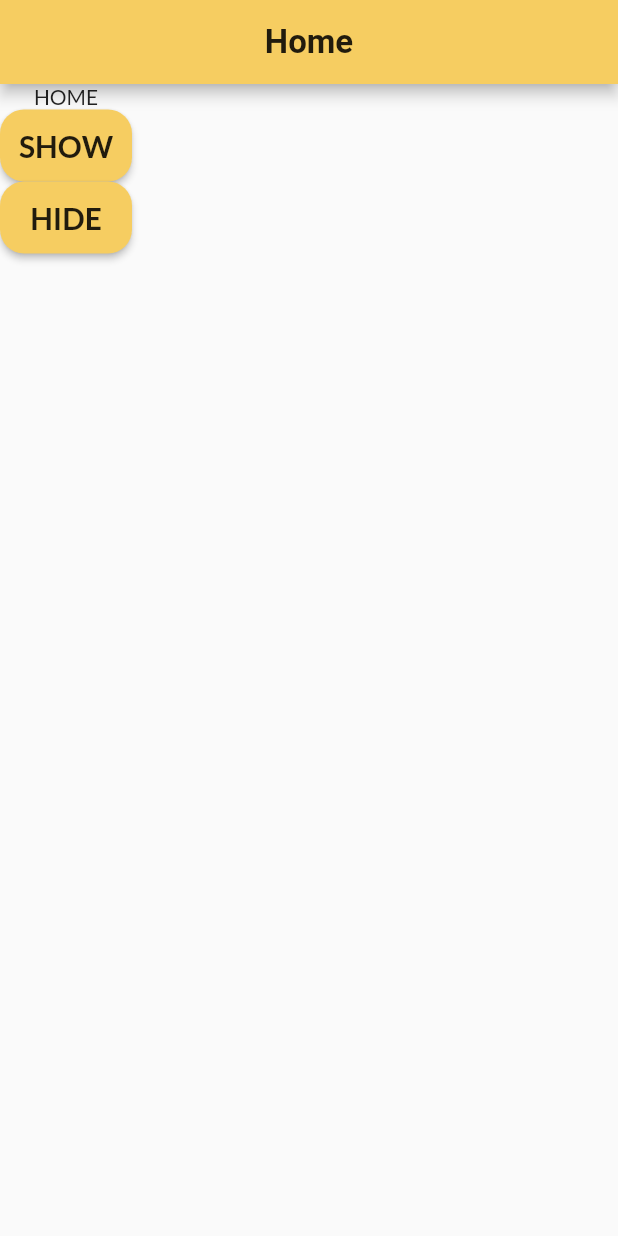
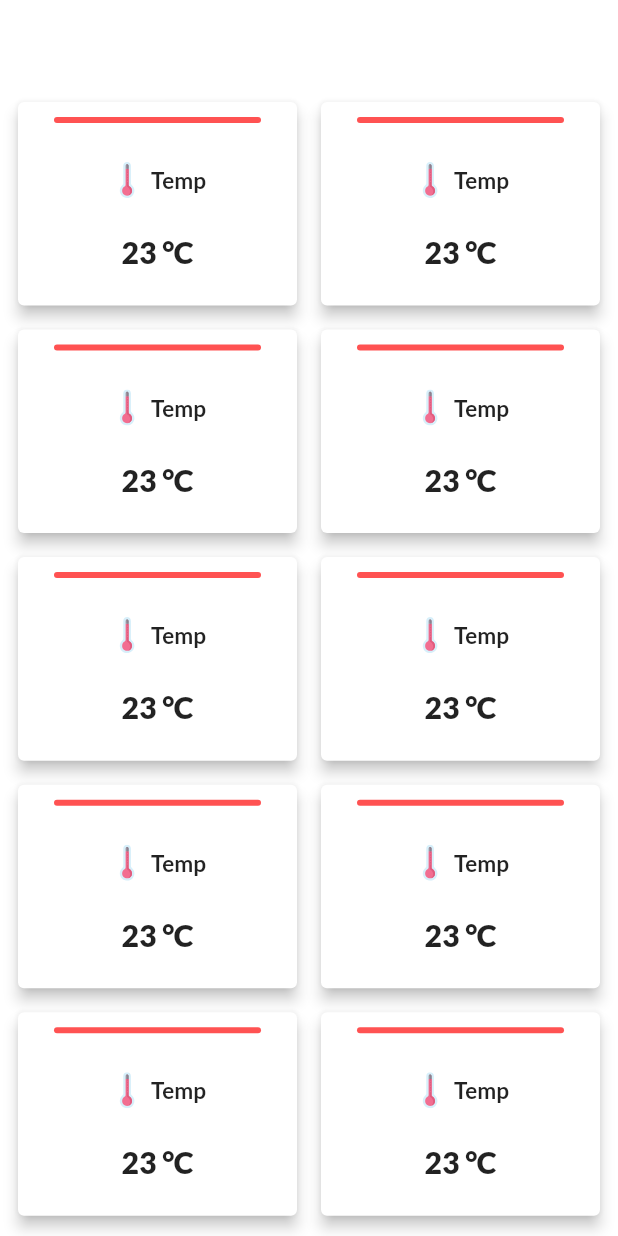
Before and after one commit to PiotrLepa/weather-station-client, a Flutter app: the screen it shows after launch, on a phone screen of 412 x 824 dp. Run offline on Flutter 3.47's test engine with Material 2 defaults, Android fonts, the light colour scheme and no system bars; our stand-ins replace auto_route, dio, flushbar, flutter_bloc, flutter_svg, freezed_annotation and 4 more; missing offline and left inert: data_connection_checker; generated files the repository leaves out were written again.

Commit message:
create temp card

```diff
--- a/lib/core/presentation/theme/theme_provider.dart
+++ b/lib/core/presentation/theme/theme_provider.dart
@@ -13,7 +13,9 @@ class ThemeProvider {
 
   Color get textColorLight => Colors.grey;
 
-  Color get textColor => isDark ? Colors.white : Colors.black87;
+  Color get textColor => Colors.black87;
+
+  Color get backgroundColor => Colors.white;
 
   factory ThemeProvider.of(BuildContext context) {
     return ThemeProvider(
@@ -29,6 +31,7 @@ class ThemeProvider {
       primaryColorLight: primaryColorLight,
       primaryColorDark: primaryColorDark,
       accentColor: accentColor,
+      backgroundColor: backgroundColor,
       fontFamily: 'Lato',
       brightness: isDark ? Brightness.dark : Brightness.light,
       textTheme: TextTheme(
@@ -46,6 +49,8 @@ class ThemeProvider {
       ),
       appBarTheme: AppBarTheme(
         centerTitle: true,
+        elevation: 0,
+        color: backgroundColor,
         brightness: isDark ? Brightness.dark : Brightness.light,
         iconTheme: IconThemeData(
           color: textColor,
--- a/lib/presentation/home_screen.dart
+++ b/lib/presentation/home_screen.dart
@@ -1,7 +1,5 @@
 import 'package:flutter/material.dart';
-import 'package:weather_station/core/common/flushbar_helper.dart';
-import 'package:weather_station/core/common/raw_key_string.dart';
-import 'package:weather_station/core/injection/injection.dart';
+import 'package:weather_station/presentation/temperature_card.dart';
 
 class HomeScreen extends StatefulWidget {
   @override
@@ -13,26 +11,28 @@ class _HomeScreenState extends State<HomeScreen> {
 
   @override
   Widget build(BuildContext context) {
+    final padding = 8.0;
     return Scaffold(
-      appBar: AppBar(title: Text("Home")),
+      appBar: AppBar(),
       body: Container(
-        child: Column(
+        color: Colors.white,
+        child: GridView.count(
+          childAspectRatio: 1.35,
+          padding: EdgeInsets.all(padding),
+          crossAxisSpacing: padding,
+          mainAxisSpacing: padding,
+          crossAxisCount: 2,
           children: [
-            Text("HOME"),
-            RaisedButton(
-              onPressed: () {
-                counter++;
-                getIt<FlushbarHelper>()
-                    .showError(message: counter.toString().toRawString());
-              },
-              child: Text("SHOW"),
-            ),
-            RaisedButton(
-              onPressed: () {
-                getIt<FlushbarHelper>().dismiss();
-              },
-              child: Text("HIDE"),
-            ),
+            TemperatureCard(),
+            TemperatureCard(),
+            TemperatureCard(),
+            TemperatureCard(),
+            TemperatureCard(),
+            TemperatureCard(),
+            TemperatureCard(),
+            TemperatureCard(),
+            TemperatureCard(),
+            TemperatureCard(),
           ],
         ),
       ),
--- /dev/null
+++ b/lib/presentation/temperature_card.dart
@@ -0,0 +1,51 @@
+import 'package:flutter/material.dart';
+import 'package:flutter_svg/flutter_svg.dart';
+import 'package:weather_station/presentation/rounded_divider.dart';
+
+class TemperatureCard extends StatelessWidget {
+  @override
+  Widget build(BuildContext context) {
+    return Card(
+      elevation: 4,
+      child: Column(
+        children: [
+          RoundedDivider(
+            color: Colors.redAccent,
+            height: 24,
+            indent: 24,
+            endIndent: 24,
+            thickness: 4,
+            radius: 12,
+          ),
+          SizedBox(height: 16),
+          Row(
+            mainAxisAlignment: MainAxisAlignment.center,
+            children: [
+              SvgPicture.asset(
+                'assets/icons/temp.svg',
+                width: 24,
+                height: 24,
+              ),
+              SizedBox(width: 4),
+              Text(
+                "Temp",
+                style: TextStyle(
+                  fontSize: 15,
+                  fontWeight: FontWeight.w600,
+                ),
+              ),
+            ],
+          ),
+          SizedBox(height: 24),
+          Text(
+            '23 °C',
+            style: TextStyle(
+              fontSize: 20,
+              fontWeight: FontWeight.w900,
+            ),
+          ),
+        ],
+      ),
+    );
+  }
+}
--- a/pubspec.yaml
+++ b/pubspec.yaml
@@ -42,6 +42,8 @@ dependencies:
 
   flushbar: ^1.10.4
 
+  flutter_svg: ^0.18.1
+
 dev_dependencies:
   flutter_test:
     sdk: flutter
@@ -63,6 +65,7 @@ flutter:
   assets:
     - lang/
     - assets/
+    - assets/icons/
 
   fonts:
     - family: Lato
```
Also changed, not shown: assets/icons/temp.svg (added), pubspec.lock, 1 other file.
